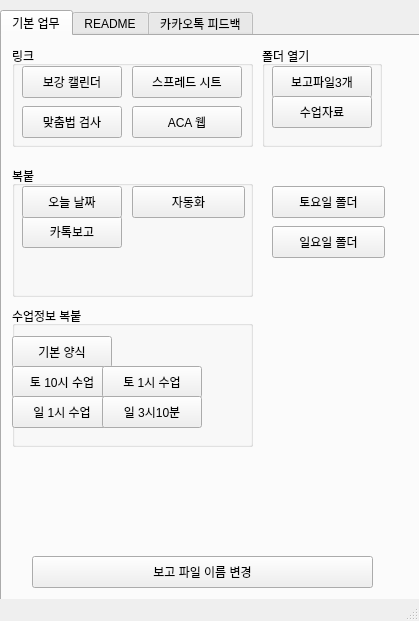
Before: the Qt Designer form PersonalProject.ui in OldHama/Makit_Auto, drawn with Qt 5.
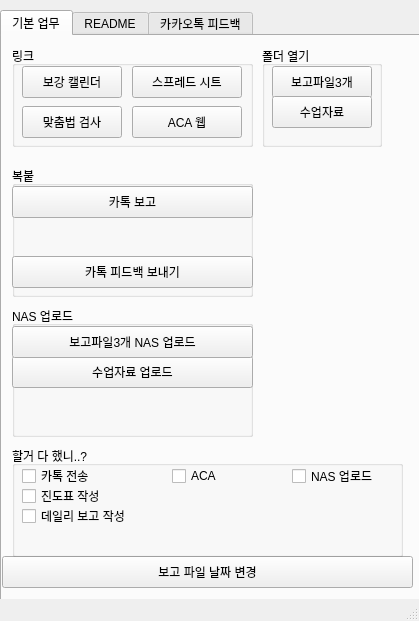
After: the same form once the commit is applied.

What changed in the file:
```diff
--- a/PersonalProject.ui
+++ b/PersonalProject.ui
@@ -33,32 +33,6 @@
      <attribute name="title">
       <string>기본 업무</string>
      </attribute>
-     <widget class="QPushButton" name="pushButton_16">
-      <property name="geometry">
-       <rect>
-        <x>270</x>
-        <y>150</y>
-        <width>113</width>
-        <height>32</height>
-       </rect>
-      </property>
-      <property name="text">
-       <string>토요일 폴더</string>
-      </property>
-     </widget>
-     <widget class="QPushButton" name="pushButton_17">
-      <property name="geometry">
-       <rect>
-        <x>270</x>
-        <y>190</y>
-        <width>113</width>
-        <height>32</height>
-       </rect>
-      </property>
-      <property name="text">
-       <string>일요일 폴더</string>
-      </property>
-     </widget>
      <widget class="QGroupBox" name="groupBox_2">
       <property name="geometry">
        <rect>
@@ -77,118 +51,27 @@
       <widget class="QPushButton" name="pushButton_14">
        <property name="geometry">
         <rect>
-         <x>10</x>
-         <y>50</y>
-         <width>100</width>
-         <height>32</height>
-        </rect>
-       </property>
-       <property name="text">
-        <string>카톡보고</string>
-       </property>
-      </widget>
-      <widget class="QPushButton" name="pushButton_5">
-       <property name="geometry">
-        <rect>
-         <x>10</x>
+         <x>0</x>
          <y>20</y>
-         <width>100</width>
+         <width>241</width>
          <height>32</height>
         </rect>
        </property>
        <property name="text">
-        <string>오늘 날짜</string>
+        <string>카톡 보고</string>
        </property>
       </widget>
-      <widget class="QPushButton" name="pushButton_6">
+      <widget class="QPushButton" name="pushButton_16">
        <property name="geometry">
         <rect>
-         <x>120</x>
-         <y>20</y>
-         <width>113</width>
-         <height>32</height>
-        </rect>
-       </property>
-       <property name="text">
-        <string>자동화</string>
-       </property>
-      </widget>
-     </widget>
-     <widget class="QGroupBox" name="groupBox_3">
-      <property name="geometry">
-       <rect>
-        <x>10</x>
-        <y>270</y>
-        <width>241</width>
-        <height>141</height>
-       </rect>
-      </property>
-      <property name="title">
-       <string>수업정보 복붙</string>
-      </property>
-      <widget class="QPushButton" name="pushButton_7">
-       <property name="geometry">
-        <rect>
          <x>0</x>
-         <y>30</y>
-         <width>100</width>
-         <height>32</height>
-        </rect>
-       </property>
-       <property name="text">
-        <string>기본 양식</string>
-       </property>
-      </widget>
-      <widget class="QPushButton" name="pushButton_8">
-       <property name="geometry">
-        <rect>
-         <x>0</x>
-         <y>60</y>
-         <width>100</width>
-         <height>32</height>
-        </rect>
-       </property>
-       <property name="text">
-        <string>토 10시 수업</string>
-       </property>
-      </widget>
-      <widget class="QPushButton" name="pushButton_9">
-       <property name="geometry">
-        <rect>
-         <x>90</x>
-         <y>60</y>
-         <width>100</width>
-         <height>32</height>
-        </rect>
-       </property>
-       <property name="text">
-        <string>토 1시 수업</string>
-       </property>
-      </widget>
-      <widget class="QPushButton" name="pushButton_10">
-       <property name="geometry">
-        <rect>
-         <x>0</x>
          <y>90</y>
-         <width>100</width>
+         <width>241</width>
          <height>32</height>
         </rect>
        </property>
        <property name="text">
-        <string>일 1시 수업</string>
-       </property>
-      </widget>
-      <widget class="QPushButton" name="pushButton_11">
-       <property name="geometry">
-        <rect>
-         <x>90</x>
-         <y>90</y>
-         <width>100</width>
-         <height>32</height>
-        </rect>
-       </property>
-       <property name="text">
-        <string>일 3시10분</string>
+        <string>카톡 피드백 보내기</string>
        </property>
       </widget>
      </widget>
@@ -260,14 +143,14 @@
      <widget class="QPushButton" name="pushButton_15">
       <property name="geometry">
        <rect>
-        <x>30</x>
+        <x>0</x>
         <y>520</y>
-        <width>341</width>
+        <width>411</width>
         <height>32</height>
        </rect>
       </property>
       <property name="text">
-       <string>보고 파일 이름 변경</string>
+       <string>보고 파일 날짜 변경</string>
       </property>
      </widget>
      <widget class="QGroupBox" name="groupBox_4">
@@ -309,6 +192,126 @@
        </property>
       </widget>
      </widget>
+     <widget class="QGroupBox" name="groupBox_3">
+      <property name="geometry">
+       <rect>
+        <x>10</x>
+        <y>270</y>
+        <width>241</width>
+        <height>131</height>
+       </rect>
+      </property>
+      <property name="title">
+       <string>NAS 업로드</string>
+      </property>
+      <property name="checkable">
+       <bool>false</bool>
+      </property>
+      <widget class="QPushButton" name="pushButton_20">
+       <property name="geometry">
+        <rect>
+         <x>0</x>
+         <y>50</y>
+         <width>241</width>
+         <height>32</height>
+        </rect>
+       </property>
+       <property name="text">
+        <string>수업자료 업로드</string>
+       </property>
+      </widget>
+      <widget class="QPushButton" name="pushButton_6">
+       <property name="geometry">
+        <rect>
+         <x>0</x>
+         <y>20</y>
+         <width>241</width>
+         <height>32</height>
+        </rect>
+       </property>
+       <property name="text">
+        <string>보고파일3개 NAS 업로드</string>
+       </property>
+      </widget>
+     </widget>
+     <widget class="QGroupBox" name="groupBox_9">
+      <property name="geometry">
+       <rect>
+        <x>10</x>
+        <y>410</y>
+        <width>391</width>
+        <height>111</height>
+       </rect>
+      </property>
+      <property name="title">
+       <string>할거 다 했니..?</string>
+      </property>
+      <widget class="QCheckBox" name="checkBox_2">
+       <property name="geometry">
+        <rect>
+         <x>10</x>
+         <y>20</y>
+         <width>87</width>
+         <height>20</height>
+        </rect>
+       </property>
+       <property name="text">
+        <string>카톡 전송</string>
+       </property>
+      </widget>
+      <widget class="QCheckBox" name="checkBox_3">
+       <property name="geometry">
+        <rect>
+         <x>160</x>
+         <y>20</y>
+         <width>87</width>
+         <height>20</height>
+        </rect>
+       </property>
+       <property name="text">
+        <string>ACA</string>
+       </property>
+      </widget>
+      <widget class="QCheckBox" name="checkBox_4">
+       <property name="geometry">
+        <rect>
+         <x>280</x>
+         <y>20</y>
+         <width>101</width>
+         <height>20</height>
+        </rect>
+       </property>
+       <property name="text">
+        <string>NAS 업로드</string>
+       </property>
+      </widget>
+      <widget class="QCheckBox" name="checkBox_5">
+       <property name="geometry">
+        <rect>
+         <x>10</x>
+         <y>40</y>
+         <width>101</width>
+         <height>20</height>
+        </rect>
+       </property>
+       <property name="text">
+        <string>진도표 작성</string>
+       </property>
+      </widget>
+      <widget class="QCheckBox" name="checkBox_6">
+       <property name="geometry">
+        <rect>
+         <x>10</x>
+         <y>60</y>
+         <width>131</width>
+         <height>20</height>
+        </rect>
+       </property>
+       <property name="text">
+        <string>데일리 보고 작성</string>
+       </property>
+      </widget>
+     </widget>
     </widget>
     <widget class="QWidget" name="README">
      <attribute name="title">
@@ -378,19 +381,6 @@
        </rect>
       </property>
      </widget>
-     <widget class="QPushButton" name="pushButton_20">
-      <property name="geometry">
-       <rect>
-        <x>160</x>
-        <y>510</y>
-        <width>113</width>
-        <height>32</height>
-       </rect>
-      </property>
-      <property name="text">
-       <string>저장</string>
-      </property>
-     </widget>
      <widget class="QLineEdit" name="lineEdit">
       <property name="geometry">
        <rect>
```
Left out of the diff: 166 changed lines with no effect on the pictures.
